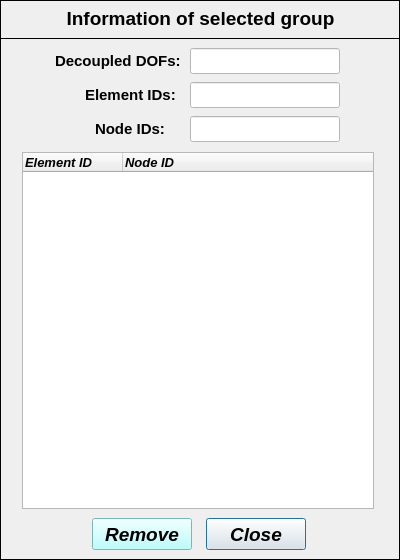
Above: pulse/interface/data/ui_files/model/info/getInformationRotationDecouplingInput.ui from open-pulse/OpenPulse before the change. Below: the same form after it.
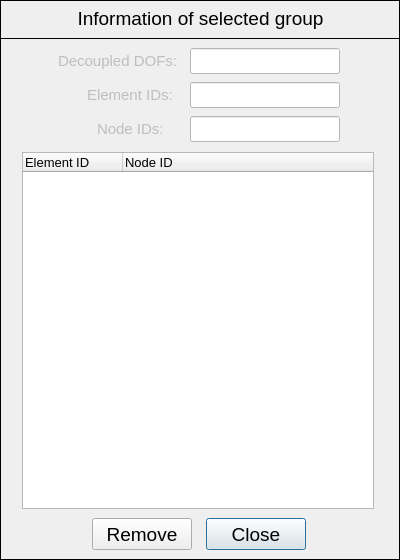
That is the form after the change.

```diff
--- a/pulse/interface/data/ui_files/model/info/getInformationRotationDecouplingInput.ui
+++ b/pulse/interface/data/ui_files/model/info/getInformationRotationDecouplingInput.ui
@@ -34,6 +34,14 @@
      <height>39</height>
     </rect>
    </property>
+   <property name="font">
+    <font>
+     <weight>50</weight>
+     <italic>false</italic>
+     <bold>false</bold>
+     <kerning>true</kerning>
+    </font>
+   </property>
    <property name="frameShape">
     <enum>QFrame::Box</enum>
    </property>
@@ -54,11 +62,11 @@
     </property>
     <property name="font">
      <font>
-      <family>Arial</family>
       <pointsize>14</pointsize>
-      <weight>75</weight>
+      <weight>50</weight>
       <italic>false</italic>
-      <bold>true</bold>
+      <bold>false</bold>
+      <kerning>true</kerning>
      </font>
     </property>
     <property name="text">
@@ -81,6 +89,14 @@
      <height>522</height>
     </rect>
    </property>
+   <property name="font">
+    <font>
+     <weight>50</weight>
+     <italic>false</italic>
+     <bold>false</bold>
+     <kerning>true</kerning>
+    </font>
+   </property>
    <property name="frameShape">
     <enum>QFrame::Box</enum>
    </property>
@@ -99,25 +115,13 @@
       <height>357</height>
      </rect>
     </property>
-    <property name="minimumSize">
-     <size>
-      <width>352</width>
-      <height>357</height>
-     </size>
-    </property>
-    <property name="maximumSize">
-     <size>
-      <width>352</width>
-      <height>357</height>
-     </size>
-    </property>
     <property name="font">
      <font>
-      <family>Arial</family>
       <pointsize>10</pointsize>
-      <weight>75</weight>
-      <italic>true</italic>
-      <bold>true</bold>
+      <weight>50</weight>
+      <italic>false</italic>
+      <bold>false</bold>
+      <kerning>true</kerning>
      </font>
     </property>
     <column>
@@ -140,30 +144,24 @@
       <height>32</height>
      </rect>
     </property>
-    <property name="minimumSize">
-     <size>
-      <width>100</width>
-      <height>32</height>
-     </size>
-    </property>
-    <property name="maximumSize">
-     <size>
-      <width>100</width>
-      <height>32</height>
-     </size>
-    </property>
     <property name="font">
      <font>
-      <family>Arial</family>
       <pointsize>14</pointsize>
-      <weight>75</weight>
-      <italic>true</italic>
-      <bold>true</bold>
+      <weight>50</weight>
+      <italic>false</italic>
+      <bold>false</bold>
+      <kerning>true</kerning>
      </font>
     </property>
     <property name="text">
      <string>Close</string>
     </property>
+    <property name="autoDefault">
+     <bool>false</bool>
+    </property>
+    <property name="default">
+     <bool>true</bool>
+    </property>
    </widget>
    <widget class="QPushButton" name="pushButton_remove">
     <property name="geometry">
@@ -174,33 +172,24 @@
       <height>32</height>
      </rect>
     </property>
-    <property name="minimumSize">
-     <size>
-      <width>100</width>
-      <height>32</height>
-     </size>
-    </property>
-    <property name="maximumSize">
-     <size>
-      <width>100</width>
-      <height>32</height>
-     </size>
-    </property>
     <property name="font">
      <font>
-      <family>Arial</family>
       <pointsize>14</pointsize>
-      <weight>75</weight>
-      <italic>true</italic>
-      <bold>true</bold>
+      <weight>50</weight>
+      <italic>false</italic>
+      <bold>false</bold>
+      <kerning>true</kerning>
      </font>
     </property>
-    <property name="styleSheet">
-     <string notr="true">background-color: rgb(170, 255, 255);</string>
-    </property>
     <property name="text">
      <string>Remove</string>
     </property>
+    <property name="autoDefault">
+     <bool>false</bool>
+    </property>
+    <property name="default">
+     <bool>false</bool>
+    </property>
    </widget>
    <widget class="QLineEdit" name="lineEdit_node_IDs">
     <property name="enabled">
@@ -246,131 +235,13 @@
       <height>26</height>
      </rect>
     </property>
-    <property name="palette">
-     <palette>
-      <active>
-       <colorrole role="WindowText">
-        <brush brushstyle="SolidPattern">
-         <color alpha="255">
-          <red>0</red>
-          <green>0</green>
-          <blue>0</blue>
-         </color>
-        </brush>
-       </colorrole>
-       <colorrole role="Dark">
-        <brush brushstyle="SolidPattern">
-         <color alpha="255">
-          <red>0</red>
-          <green>0</green>
-          <blue>0</blue>
-         </color>
-        </brush>
-       </colorrole>
-       <colorrole role="Text">
-        <brush brushstyle="SolidPattern">
-         <color alpha="255">
-          <red>0</red>
-          <green>0</green>
-          <blue>0</blue>
-         </color>
-        </brush>
-       </colorrole>
-       <colorrole role="ButtonText">
-        <brush brushstyle="SolidPattern">
-         <color alpha="255">
-          <red>0</red>
-          <green>0</green>
-          <blue>0</blue>
-         </color>
-        </brush>
-       </colorrole>
-      </active>
-      <inactive>
-       <colorrole role="WindowText">
-        <brush brushstyle="SolidPattern">
-         <color alpha="255">
-          <red>0</red>
-          <green>0</green>
-          <blue>0</blue>
-         </color>
-        </brush>
-       </colorrole>
-       <colorrole role="Dark">
-        <brush brushstyle="SolidPattern">
-         <color alpha="255">
-          <red>0</red>
-          <green>0</green>
-          <blue>0</blue>
-         </color>
-        </brush>
-       </colorrole>
-       <colorrole role="Text">
-        <brush brushstyle="SolidPattern">
-         <color alpha="255">
-          <red>0</red>
-          <green>0</green>
-          <blue>0</blue>
-         </color>
-        </brush>
-       </colorrole>
-       <colorrole role="ButtonText">
-        <brush brushstyle="SolidPattern">
-         <color alpha="255">
-          <red>0</red>
-          <green>0</green>
-          <blue>0</blue>
-         </color>
-        </brush>
-       </colorrole>
-      </inactive>
-      <disabled>
-       <colorrole role="WindowText">
-        <brush brushstyle="SolidPattern">
-         <color alpha="255">
-          <red>0</red>
-          <green>0</green>
-          <blue>0</blue>
-         </color>
-        </brush>
-       </colorrole>
-       <colorrole role="Dark">
-        <brush brushstyle="SolidPattern">
-         <color alpha="255">
-          <red>0</red>
-          <green>0</green>
-          <blue>0</blue>
-         </color>
-        </brush>
-       </colorrole>
-       <colorrole role="Text">
-        <brush brushstyle="SolidPattern">
-         <color alpha="255">
-          <red>0</red>
-          <green>0</green>
-          <blue>0</blue>
-         </color>
-        </brush>
-       </colorrole>
-       <colorrole role="ButtonText">
-        <brush brushstyle="SolidPattern">
-         <color alpha="255">
-          <red>0</red>
-          <green>0</green>
-          <blue>0</blue>
-         </color>
-        </brush>
-       </colorrole>
-      </disabled>
-     </palette>
-    </property>
     <property name="font">
      <font>
-      <family>Arial</family>
       <pointsize>11</pointsize>
-      <weight>75</weight>
+      <weight>50</weight>
       <italic>false</italic>
-      <bold>true</bold>
+      <bold>false</bold>
+      <kerning>true</kerning>
      </font>
     </property>
     <property name="focusPolicy">
@@ -401,131 +272,13 @@
       <height>26</height>
      </rect>
     </property>
-    <property name="palette">
-     <palette>
-      <active>
-       <colorrole role="WindowText">
-        <brush brushstyle="SolidPattern">
-         <color alpha="255">
-          <red>0</red>
-          <green>0</green>
-          <blue>0</blue>
-         </color>
-        </brush>
-       </colorrole>
-       <colorrole role="Dark">
-        <brush brushstyle="SolidPattern">
-         <color alpha="255">
-          <red>0</red>
-          <green>0</green>
-          <blue>0</blue>
-         </color>
-        </brush>
-       </colorrole>
-       <colorrole role="Text">
-        <brush brushstyle="SolidPattern">
-         <color alpha="255">
-          <red>0</red>
-          <green>0</green>
-          <blue>0</blue>
-         </color>
-        </brush>
-       </colorrole>
-       <colorrole role="ButtonText">
-        <brush brushstyle="SolidPattern">
-         <color alpha="255">
-          <red>0</red>
-          <green>0</green>
-          <blue>0</blue>
-         </color>
-        </brush>
-       </colorrole>
-      </active>
-      <inactive>
-       <colorrole role="WindowText">
-        <brush brushstyle="SolidPattern">
-         <color alpha="255">
-          <red>0</red>
-          <green>0</green>
-          <blue>0</blue>
-         </color>
-        </brush>
-       </colorrole>
-       <colorrole role="Dark">
-        <brush brushstyle="SolidPattern">
-         <color alpha="255">
-          <red>0</red>
-          <green>0</green>
-          <blue>0</blue>
-         </color>
-        </brush>
-       </colorrole>
-       <colorrole role="Text">
-        <brush brushstyle="SolidPattern">
-         <color alpha="255">
-          <red>0</red>
-          <green>0</green>
-          <blue>0</blue>
-         </color>
-        </brush>
-       </colorrole>
-       <colorrole role="ButtonText">
-        <brush brushstyle="SolidPattern">
-         <color alpha="255">
-          <red>0</red>
-          <green>0</green>
-          <blue>0</blue>
-         </color>
-        </brush>
-       </colorrole>
-      </inactive>
-      <disabled>
-       <colorrole role="WindowText">
-        <brush brushstyle="SolidPattern">
-         <color alpha="255">
-          <red>0</red>
-          <green>0</green>
-          <blue>0</blue>
-         </color>
-        </brush>
-       </colorrole>
-       <colorrole role="Dark">
-        <brush brushstyle="SolidPattern">
-         <color alpha="255">
-          <red>0</red>
-          <green>0</green>
-          <blue>0</blue>
-         </color>
-        </brush>
-       </colorrole>
-       <colorrole role="Text">
-        <brush brushstyle="SolidPattern">
-         <color alpha="255">
-          <red>0</red>
-          <green>0</green>
-          <blue>0</blue>
-         </color>
-        </brush>
-       </colorrole>
-       <colorrole role="ButtonText">
-        <brush brushstyle="SolidPattern">
-         <color alpha="255">
-          <red>0</red>
-          <green>0</green>
-          <blue>0</blue>
-         </color>
-        </brush>
-       </colorrole>
-      </disabled>
-     </palette>
-    </property>
     <property name="font">
      <font>
-      <family>Arial</family>
       <pointsize>11</pointsize>
-      <weight>75</weight>
+      <weight>50</weight>
       <italic>false</italic>
-      <bold>true</bold>
+      <bold>false</bold>
+      <kerning>true</kerning>
      </font>
     </property>
     <property name="focusPolicy">
@@ -620,131 +373,13 @@
       <height>26</height>
      </rect>
     </property>
-    <property name="palette">
-     <palette>
-      <active>
-       <colorrole role="WindowText">
-        <brush brushstyle="SolidPattern">
-         <color alpha="255">
-          <red>0</red>
-          <green>0</green>
-          <blue>0</blue>
-         </color>
-        </brush>
-       </colorrole>
-       <colorrole role="Dark">
-        <brush brushstyle="SolidPattern">
-         <color alpha="255">
-          <red>0</red>
-          <green>0</green>
-          <blue>0</blue>
-         </color>
-        </brush>
-       </colorrole>
-       <colorrole role="Text">
-        <brush brushstyle="SolidPattern">
-         <color alpha="255">
-          <red>0</red>
-          <green>0</green>
-          <blue>0</blue>
-         </color>
-        </brush>
-       </colorrole>
-       <colorrole role="ButtonText">
-        <brush brushstyle="SolidPattern">
-         <color alpha="255">
-          <red>0</red>
-          <green>0</green>
-          <blue>0</blue>
-         </color>
-        </brush>
-       </colorrole>
-      </active>
-      <inactive>
-       <colorrole role="WindowText">
-        <brush brushstyle="SolidPattern">
-         <color alpha="255">
-          <red>0</red>
-          <green>0</green>
-          <blue>0</blue>
-         </color>
-        </brush>
-       </colorrole>
-       <colorrole role="Dark">
-        <brush brushstyle="SolidPattern">
-         <color alpha="255">
-          <red>0</red>
-          <green>0</green>
-          <blue>0</blue>
-         </color>
-        </brush>
-       </colorrole>
-       <colorrole role="Text">
-        <brush brushstyle="SolidPattern">
-         <color alpha="255">
-          <red>0</red>
-          <green>0</green>
-          <blue>0</blue>
-         </color>
-        </brush>
-       </colorrole>
-       <colorrole role="ButtonText">
-        <brush brushstyle="SolidPattern">
-         <color alpha="255">
-          <red>0</red>
-          <green>0</green>
-          <blue>0</blue>
-         </color>
-        </brush>
-       </colorrole>
-      </inactive>
-      <disabled>
-       <colorrole role="WindowText">
-        <brush brushstyle="SolidPattern">
-         <color alpha="255">
-          <red>0</red>
-          <green>0</green>
-          <blue>0</blue>
-         </color>
-        </brush>
-       </colorrole>
-       <colorrole role="Dark">
-        <brush brushstyle="SolidPattern">
-         <color alpha="255">
-          <red>0</red>
-          <green>0</green>
-          <blue>0</blue>
-         </color>
-        </brush>
-       </colorrole>
-       <colorrole role="Text">
-        <brush brushstyle="SolidPattern">
-         <color alpha="255">
-          <red>0</red>
-          <green>0</green>
-          <blue>0</blue>
-         </color>
-        </brush>
-       </colorrole>
-       <colorrole role="ButtonText">
-        <brush brushstyle="SolidPattern">
-         <color alpha="255">
-          <red>0</red>
-          <green>0</green>
-          <blue>0</blue>
-         </color>
-        </brush>
-       </colorrole>
-      </disabled>
-     </palette>
-    </property>
     <property name="font">
      <font>
-      <family>Arial</family>
       <pointsize>11</pointsize>
-      <weight>75</weight>
+      <weight>50</weight>
       <italic>false</italic>
-      <bold>true</bold>
+      <bold>false</bold>
+      <kerning>true</kerning>
      </font>
     </property>
     <property name="focusPolicy">
```
Left out of the diff: 23 changed lines with no effect on the pictures.
